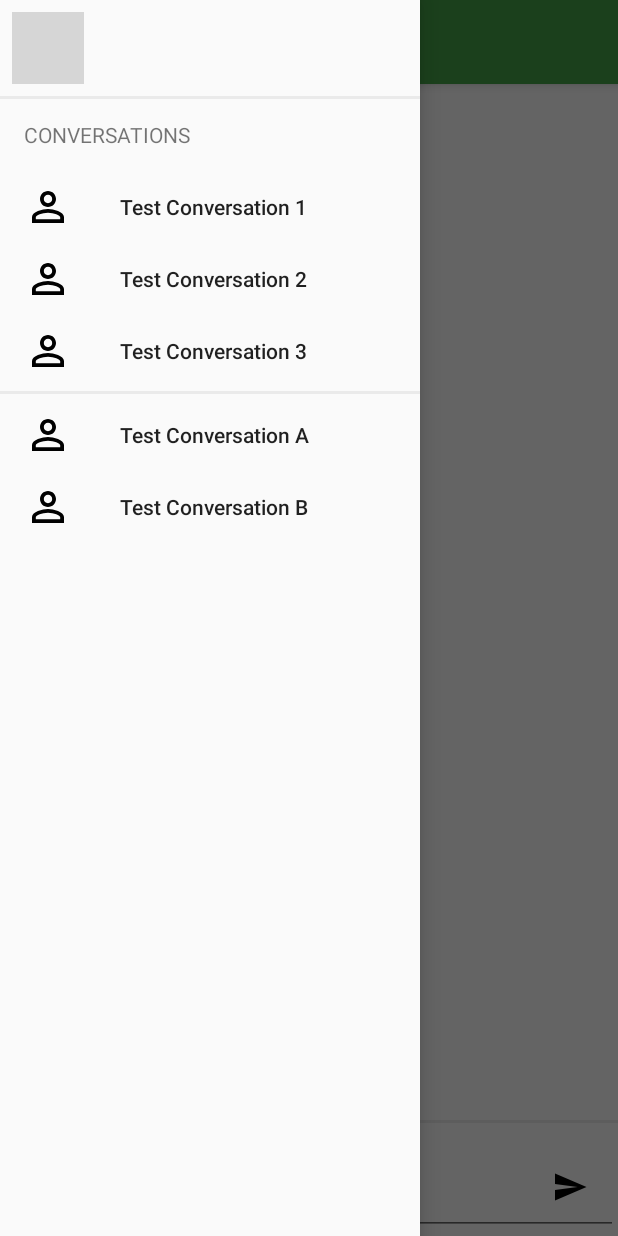
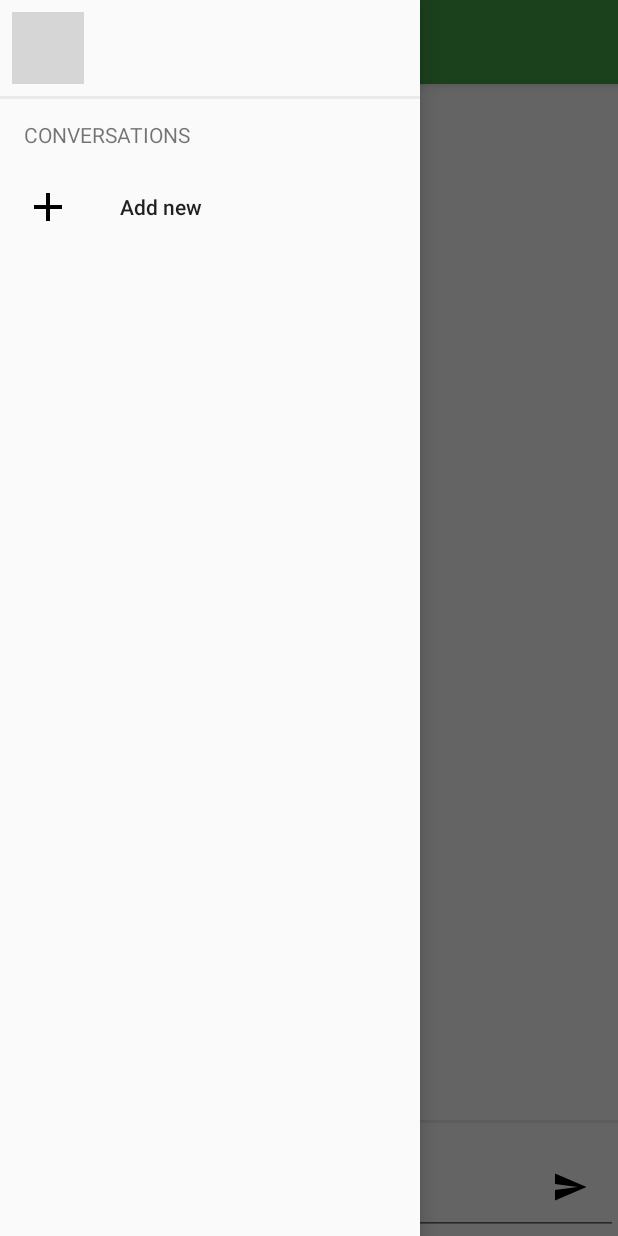
Before and after one commit to toggle-corp/chat, an Android app: the screen it shows after launch once a user with an empty profile is signed in (MainActivity), with the side drawer open, on a phone screen of 412 x 824 dp. Run offline under Robolectric (Android 15) with nearby library versions, the phone set to English and light mode, and no system bars; our stand-ins replace CircleImageView, Firebase (no records; nobody signed in at launch, a user with empty details on screens opened directly), Picasso; grey boxes are pictures that could not be loaded.

Commit message:
Add nav listener and fix some bugs

```diff
--- a/android/app/src/main/AndroidManifest.xml
+++ b/android/app/src/main/AndroidManifest.xml
@@ -21,6 +21,8 @@
                 <category android:name="android.intent.category.LAUNCHER" />
             </intent-filter>
         </activity>
+        <activity
+            android:name=".AddConversationActivity"/>
     </application>
 
 </manifest>
--- a/android/app/src/main/java/com/togglecorp/chat/Conversation.java
+++ b/android/app/src/main/java/com/togglecorp/chat/Conversation.java
@@ -14,6 +14,6 @@ public class Conversation {
         public Info() {}
     }
 
-    public Info info;
+    public Info info = new Info();
     public Map<String, Message> messages = new HashMap<>();
 }
--- a/android/app/src/main/java/com/togglecorp/chat/MainActivity.java
+++ b/android/app/src/main/java/com/togglecorp/chat/MainActivity.java
@@ -12,6 +12,7 @@ import android.os.Bundle;
 import android.support.v7.widget.LinearLayoutManager;
 import android.support.v7.widget.RecyclerView;
 import android.support.v7.widget.Toolbar;
+import android.util.Log;
 import android.view.MenuItem;
 import android.view.View;
 import android.widget.TextView;
@@ -31,6 +32,7 @@ import java.util.Map;
 import de.hdodenhof.circleimageview.CircleImageView;
 
 public class MainActivity extends AppCompatActivity {
+    private final static String TAG = "MainActivity";
 
     private static FirebaseDatabase mFbDb;
     public static DatabaseReference getDatabase() { return mFbDb.getReference(); }
@@ -39,7 +41,9 @@ public class MainActivity extends AppCompatActivity {
     private DatabaseReference mDatabase;
 
     private DrawerLayout mDrawerLayout;
-    private NavigationView mNavigationView;
+    private NavigationDrawerAdapter mNavAdapter;
+
+    private ArrayList<NavigationDrawerItem> mNavItems = new ArrayList<>();
 
     @Override
     protected void onCreate(Bundle savedInstanceState) {
@@ -63,32 +67,21 @@ public class MainActivity extends AppCompatActivity {
 
         // Initialize the nav drawer
         mDrawerLayout = (DrawerLayout)findViewById(R.id.drawer);
-        mNavigationView = (NavigationView)findViewById(R.id.navigation_view);
-        mNavigationView.setNavigationItemSelectedListener(mOnNavigationItemSelectedListener);
+        NavigationView navView = (NavigationView) findViewById(R.id.navigation_view);
 
         getFragmentManager().beginTransaction()
                 .replace(R.id.frame_content, new MessengerFragment())
                 .commit();
 
-        ArrayList<NavigationDrawerItem> navigationDrawerItems = new ArrayList<>();
-        navigationDrawerItems.add(new NavigationDrawerItem(NavigationDrawerItem.LABEL, "Conversations", null));
-        navigationDrawerItems.add(new NavigationDrawerItem(NavigationDrawerItem.CONVERSATION, "Test Conversation 1", null));
-        navigationDrawerItems.add(new NavigationDrawerItem(NavigationDrawerItem.CONVERSATION, "Test Conversation 2", null));
-        navigationDrawerItems.add(new NavigationDrawerItem(NavigationDrawerItem.CONVERSATION, "Test Conversation 3", null));
-        navigationDrawerItems.add(new NavigationDrawerItem(NavigationDrawerItem.DIVIDER, null, null));
-        navigationDrawerItems.add(new NavigationDrawerItem(NavigationDrawerItem.CONVERSATION, "Test Conversation A", null));
-        navigationDrawerItems.add(new NavigationDrawerItem(NavigationDrawerItem.CONVERSATION, "Test Conversation B", null));
-        final NavigationDrawerItemAdapter navigationDrawerItemAdapter =
-                new NavigationDrawerItemAdapter(this, navigationDrawerItems);
-
-        RecyclerView recyclerView = (RecyclerView) mNavigationView
+        mNavAdapter = new NavigationDrawerAdapter(this, mNavItems, mNavListener);
+        RecyclerView recyclerView = (RecyclerView) navView
                 .findViewById(R.id.navigation_drawer_recycler_view);
         recyclerView.setLayoutManager(new LinearLayoutManager(this));
-        recyclerView.setAdapter(navigationDrawerItemAdapter);
+        recyclerView.setAdapter(mNavAdapter);
 
 
         // Set the nav drawer header
-        View header = mNavigationView.findViewById(R.id.navigation_drawer_header);
+        View header = navView.findViewById(R.id.navigation_drawer_header);
         ((TextView)header.findViewById(R.id.username)).setText(mAuthUser.getFbUser().getDisplayName());
         ((TextView)header.findViewById(R.id.extra)).setText(mAuthUser.getFbUser().getEmail());
         Picasso.with(this)
@@ -106,21 +99,12 @@ public class MainActivity extends AppCompatActivity {
         }
 
         // The hamburger icon
-        ActionBarDrawerToggle mDrawerToggle = new ActionBarDrawerToggle(this, mDrawerLayout,
+        ActionBarDrawerToggle drawerListener = new ActionBarDrawerToggle(this, mDrawerLayout,
                 toolbar, R.string.navigation_drawer_open, R.string.navigation_drawer_close) {
         };
-        mDrawerLayout.addDrawerListener(mDrawerToggle);
-        mDrawerToggle.syncState();
+        mDrawerLayout.addDrawerListener(drawerListener);
+        drawerListener.syncState();
     }
-
-
-    private NavigationView.OnNavigationItemSelectedListener mOnNavigationItemSelectedListener = new NavigationView.OnNavigationItemSelectedListener() {
-        @Override
-        public boolean onNavigationItemSelected(@NonNull MenuItem item) {
-            mDrawerLayout.closeDrawers();
-            return true;
-        }
-    };
 
     public boolean onOptionsItemSelected(MenuItem item) {
         switch (item.getItemId()) {
@@ -132,10 +116,42 @@ public class MainActivity extends AppCompatActivity {
         return super.onOptionsItemSelected(item);
     }
 
+    private final int ADD_NEW_CONVERSATION = -100;
+    private void refreshNavItems() {
+        mNavItems.clear();
+
+        mNavItems.add(new NavigationDrawerItem(NavigationDrawerItem.LABEL,
+                "Conversations", null, 0));
+        mNavItems.add(new NavigationDrawerItem(
+                getDrawable(R.drawable.ic_add), NavigationDrawerItem.ITEM,
+                "Add new", ADD_NEW_CONVERSATION));
+
+        Database db = Database.get();
+
+
+//        mNavItems.add(new NavigationDrawerItem(NavigationDrawerItem.DIVIDER, null, null));
+//        mNavItems.add(new NavigationDrawerItem(
+//                NavigationDrawerItem.ITEM, "Test Conversation A", null));
+//        mNavItems.add(new NavigationDrawerItem(
+//                NavigationDrawerItem.ITEM, "Test Conversation B", null));
+        mNavAdapter.notifyDataSetChanged();
+    }
+
+    private NavigationListener mNavListener = new NavigationListener() {
+        @Override
+        public void onClick(int id) {
+            if (id == ADD_NEW_CONVERSATION) {
+                mDrawerLayout.closeDrawers();
+                startActivity(new Intent(MainActivity.this, AddConversationActivity.class));
+            }
+        }
+    };
+
     @Override
     public void onStart() {
         super.onStart();
         startSync();
+        refreshNavItems();
     }
 
     @Override
@@ -166,12 +182,12 @@ public class MainActivity extends AppCompatActivity {
                         if (!child.getKey().equals(mAuthUser.getFbUser().getUid()))
                             Database.get().users.put(child.getKey(), child.getValue(User.class));
 
-                        // For self, read conversations
+                        // For self, read conversations (or at least the titles)
                         else {
                             for (DataSnapshot conversation:
                                     child.child("conversations").getChildren()) {
-                                String id = conversation.getKey();
-                                getConversation(id);
+                                Database.get().getConversation(conversation.getKey()).info.title =
+                                        conversation.getValue(String.class);
                             }
                         }
                     }
@@ -186,31 +202,6 @@ public class MainActivity extends AppCompatActivity {
         addListener(mDatabase.child("users"), usersListener);
     }
 
-    public void getConversation(final String id) {
-        // Conversation messages are received in messenger fragment.
-        // However here, we get just the basic conversation info, including the title.
-        ValueEventListener infoListener = new ValueEventListener() {
-            @Override
-            public void onDataChange(DataSnapshot dataSnapshot) {
-                if (dataSnapshot == null || !dataSnapshot.exists())
-                    return;
-                Database.get().getConversation(id).info
-                        = dataSnapshot.getValue(Conversation.Info.class);
-            }
-
-            @Override
-            public void onCancelled(DatabaseError databaseError) {
-
-            }
-        };
-
-        // Note that this is a nested listener, called each time user info updates
-        // so only use single time listener.
-        mDatabase.child("conversations").child(id).child("info")
-                .addListenerForSingleValueEvent(infoListener);
-
-    }
-
     private void stopSync() {
         for (Map.Entry<Query, ValueEventListener> listener: mListeners.entrySet()) {
             listener.getKey().removeEventListener(listener.getValue());
--- a/android/app/src/main/java/com/togglecorp/chat/NavigationDrawerItemAdapter.java
+++ b/android/app/src/main/java/com/togglecorp/chat/NavigationDrawerAdapter.java
@@ -2,6 +2,7 @@ package com.togglecorp.chat;
 
 import android.content.Context;
 import android.support.v7.widget.RecyclerView;
+import android.util.Log;
 import android.view.LayoutInflater;
 import android.view.View;
 import android.view.ViewGroup;
@@ -12,24 +13,27 @@ import com.squareup.picasso.Picasso;
 
 import java.util.List;
 
-public class NavigationDrawerItemAdapter extends RecyclerView.Adapter<RecyclerView.ViewHolder> {
+public class NavigationDrawerAdapter extends RecyclerView.Adapter<RecyclerView.ViewHolder> {
     private List<NavigationDrawerItem> mItems;
     private Context mContext;
+    private NavigationListener mListener;
 
-    NavigationDrawerItemAdapter(Context context, List<NavigationDrawerItem> items){
+    NavigationDrawerAdapter(Context context, List<NavigationDrawerItem> items,
+                            NavigationListener listener){
         mContext = context;
         mItems = items;
+        mListener = listener;
     }
 
-    public void setItems(List<NavigationDrawerItem> items){
-        mItems = items;
-    }
+//    public void setItems(List<NavigationDrawerItem> items){
+//        mItems = items;
+//    }
 
     @Override
     public RecyclerView.ViewHolder onCreateViewHolder(ViewGroup parent, int viewType) {
         RecyclerView.ViewHolder holder = null;
         switch (viewType){
-            case NavigationDrawerItem.CONVERSATION:
+            case NavigationDrawerItem.ITEM:
                 holder = new NavigationDrawerItemViewHolder(LayoutInflater.from(parent.getContext())
                         .inflate(R.layout.layout_navigation_drawer_item, parent, false));
                 break;
@@ -54,14 +58,18 @@ public class NavigationDrawerItemAdapter extends RecyclerView.Adapter<RecyclerVi
     public void onBindViewHolder(RecyclerView.ViewHolder holder, int position) {
         NavigationDrawerItem item = mItems.get(position);
         switch (item.getType()){
-            case NavigationDrawerItem.CONVERSATION:
+            case NavigationDrawerItem.ITEM:
                 NavigationDrawerItemViewHolder viewHolder = (NavigationDrawerItemViewHolder)holder;
                 viewHolder.text.setText(item.getText());
                 if (item.getPhotoUrl() != null)
                     Picasso.with(mContext).load(item.getPhotoUrl()).into(viewHolder.icon);
+                else if (item.getIcon() != null)
+                    viewHolder.icon.setImageDrawable(item.getIcon());
+                viewHolder.id = item.getId();
                 break;
             case NavigationDrawerItem.LABEL:
                 ((NavigationDrawerLabelViewHolder)holder).text.setText(item.getText());
+                ((NavigationDrawerLabelViewHolder)holder).id = item.getId();
                 break;
         }
     }
@@ -74,26 +82,53 @@ public class NavigationDrawerItemAdapter extends RecyclerView.Adapter<RecyclerVi
     class NavigationDrawerItemViewHolder extends RecyclerView.ViewHolder{
         protected TextView text;
         protected ImageView icon;
+        protected int id;
 
         NavigationDrawerItemViewHolder(View v){
             super(v);
             text = (TextView)v.findViewById(R.id.text);
             icon = (ImageView)v.findViewById(R.id.icon);
+
+            v.setOnClickListener(new View.OnClickListener() {
+                @Override
+                public void onClick(View view) {
+                    if (mListener != null)
+                        mListener.onClick(id);
+                }
+            });
         }
     }
 
     class NavigationDrawerLabelViewHolder extends RecyclerView.ViewHolder{
         protected TextView text;
+        protected int id;
 
         NavigationDrawerLabelViewHolder(View v){
             super(v);
             text = (TextView)v.findViewById(R.id.text);
+
+            v.setOnClickListener(new View.OnClickListener() {
+                @Override
+                public void onClick(View view) {
+                    if (mListener != null)
+                        mListener.onClick(id);
+                }
+            });
         }
     }
 
     class NavigationDrawerDividerViewHolder extends RecyclerView.ViewHolder{
+        protected int id;
         NavigationDrawerDividerViewHolder(View v){
             super(v);
+
+            v.setOnClickListener(new View.OnClickListener() {
+                @Override
+                public void onClick(View view) {
+                    if (mListener != null)
+                        mListener.onClick(id);
+                }
+            });
         }
     }
 }
--- a/android/app/src/main/java/com/togglecorp/chat/NavigationDrawerItem.java
+++ b/android/app/src/main/java/com/togglecorp/chat/NavigationDrawerItem.java
@@ -1,21 +1,30 @@
 package com.togglecorp.chat;
 
-import android.media.Image;
+import android.graphics.drawable.Drawable;
 
 public class NavigationDrawerItem {
     public static final int LABEL = 0;
-    public static final int CONVERSATION = 1;
+    public static final int ITEM = 1;
     public static final int DIVIDER = 2;
 
     private String mText;
     private int mType;
     private String mPhotoUrl = null;
+    private Drawable mIcon = null;
+    private int mId;
 
-    NavigationDrawerItem(int type, String text, String photoUrl){
+    NavigationDrawerItem(int type, String text, String photoUrl, int id){
         mType = type;
         mText = text;
         mPhotoUrl = photoUrl;
+        mId = id;
+    }
 
+    NavigationDrawerItem(Drawable icon, int type, String text, int id){
+        mType = type;
+        mText = text;
+        mIcon = icon;
+        mId = id;
     }
 
     public String getText(){
@@ -27,4 +36,6 @@ public class NavigationDrawerItem {
     public String getPhotoUrl() {
         return mPhotoUrl;
     }
+    public Drawable getIcon() { return mIcon; }
+    public int getId() { return mId; }
 }
--- /dev/null
+++ b/android/app/src/main/java/com/togglecorp/chat/NavigationListener.java
@@ -0,0 +1,5 @@
+package com.togglecorp.chat;
+
+public interface NavigationListener {
+    void onClick(int id);
+}
--- a/android/app/src/main/res/drawable/ic_check.xml
+++ b/android/app/src/main/res/drawable/ic_check.xml
@@ -4,6 +4,6 @@
         android:viewportWidth="24.0"
         android:viewportHeight="24.0">
     <path
-        android:fillColor="#FF000000"
+        android:fillColor="#FFFFFFFF"
         android:pathData="M9,16.17L4.83,12l-1.42,1.41L9,19 21,7l-1.41,-1.41z"/>
 </vector>
--- a/android/app/src/main/res/values/strings.xml
+++ b/android/app/src/main/res/values/strings.xml
@@ -6,4 +6,7 @@
 
     <string name="navigation_drawer_open">Open navigation drawer</string>
     <string name="navigation_drawer_close">Close navigation drawer</string>
+    <string name="add">Add</string>
+    <string name="participants">Participants</string>
+    <string name="title_optional">Title (optional)</string>
 </resources>
```
Also changed, not shown: android/app/src/main/java/com/togglecorp/chat/AddConversationActivity.java (+22 -4 lines), android/app/src/main/java/com/togglecorp/chat/People.java (deleted, +0 -26 lines), android/app/src/main/java/com/togglecorp/chat/PeopleAdapter.java (+7 -6 lines), android/app/src/main/res/layout/activity_add_conversation.xml (+17 -13 lines), android/app/src/main/res/menu/drawer.xml (deleted, +0 -19 lines), android/app/src/main/res/menu/menu_add_conversation.xml (added, +8 -0 lines).
